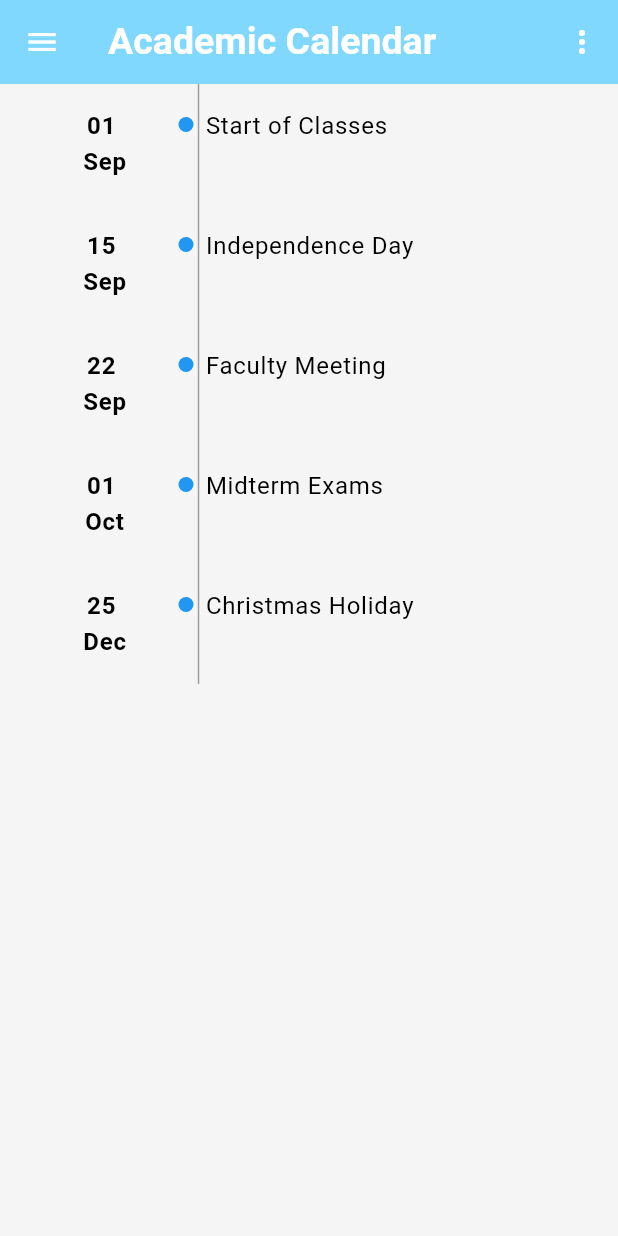
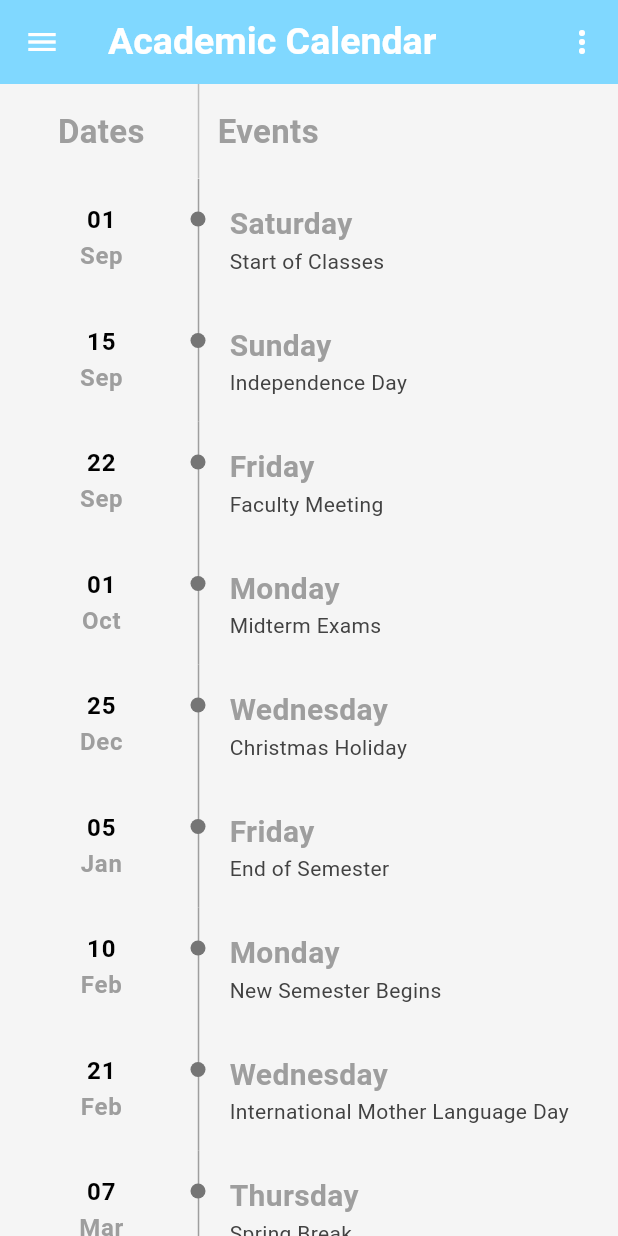
Before and after one commit to TasnimIslamRaisa/Class_Organizer, a Flutter app: the AcademicCalender screen opened directly, on a phone screen of 412 x 824 dp. Run offline on Flutter 3.47's test engine with Material 3 defaults, Android fonts, the phone set to English and light mode, and no system bars; our stand-ins replace avatar_glow, barcode_widget, connectivity_plus, dropdown_search, file_picker, firebase_auth and 15 more; accounts and stored records are empty; project files that could hold a hidden picture were left out.

Commit message:
academic calender

```diff
--- a/class_organizer/lib/admin/panel/admin_panel.dart
+++ b/class_organizer/lib/admin/panel/admin_panel.dart
@@ -1,7 +1,7 @@
 import 'package:class_organizer/ui/screens/students_screen/campus_routine.dart';
 import 'package:class_organizer/ui/screens/students_screen/class_manager_screen.dart';
 import 'package:class_organizer/ui/screens/students_screen/edit_profile_screen.dart';
-import 'package:class_organizer/ui/screens/students_screen/notes_screen.dart';
+import 'package:class_organizer/ui/screens/students_screen/academic_calender_screen.dart';
 import 'package:class_organizer/ui/screens/students_screen/student_companion_screen.dart';
 import 'package:class_organizer/ui/widgets/drawer_widget.dart';
 import 'package:class_organizer/utility/profile_app_bar.dart';
--- a/class_organizer/lib/teacher/panel/teacher_panel.dart
+++ b/class_organizer/lib/teacher/panel/teacher_panel.dart
@@ -2,7 +2,7 @@ import 'package:class_organizer/teacher/panel/t_drawer_Widget.dart';
 import 'package:class_organizer/ui/screens/students_screen/campus_routine.dart';
 import 'package:class_organizer/ui/screens/students_screen/class_manager_screen.dart';
 import 'package:class_organizer/ui/screens/students_screen/edit_profile_screen.dart';
-import 'package:class_organizer/ui/screens/students_screen/notes_screen.dart';
+import 'package:class_organizer/ui/screens/students_screen/academic_calender_screen.dart';
 import 'package:class_organizer/ui/screens/students_screen/student_companion_screen.dart';
 import 'package:class_organizer/ui/widgets/drawer_widget.dart';
 import 'package:class_organizer/utility/profile_app_bar.dart';
--- a/class_organizer/lib/ui/Home_Screen.dart
+++ b/class_organizer/lib/ui/Home_Screen.dart
@@ -2,7 +2,7 @@ import 'package:class_organizer/ui/screens/auth/SignInScreen.dart';
 import 'package:class_organizer/ui/screens/students_screen/campus_routine.dart';
 import 'package:class_organizer/ui/screens/students_screen/class_manager_screen.dart';
 import 'package:class_organizer/ui/screens/students_screen/edit_profile_screen.dart';
-import 'package:class_organizer/ui/screens/students_screen/notes_screen.dart';
+import 'package:class_organizer/ui/screens/students_screen/academic_calender_screen.dart';
 import 'package:class_organizer/ui/screens/students_screen/settings_screen.dart';
 import 'package:class_organizer/ui/screens/students_screen/student_companion_screen.dart';
 import 'package:class_organizer/ui/widgets/drawer_widget.dart';
--- /dev/null
+++ b/class_organizer/lib/ui/screens/students_screen/academic_calender_screen.dart
@@ -0,0 +1,229 @@
+import 'package:flutter/material.dart';
+import '../../../utility/profile_app_bar.dart';
+import '../../widgets/drawer_widget.dart';
+
+class AcademicCalender extends StatelessWidget {
+  const AcademicCalender({super.key});
+
+  @override
+  Widget build(BuildContext context) {
+    // Example data for dates and events
+    final List<Map<String, String>> academicEvents = [
+      {
+        "date": "01",
+        "month": "Sep",
+        "event": "Start of Classes",
+        "day": "Saturday"
+      },
+      {
+        "date": "15",
+        "month": "Sep",
+        "event": "Independence Day",
+        "day": "Sunday"
+      },
+      {
+        "date": "22",
+        "month": "Sep",
+        "event": "Faculty Meeting",
+        "day": "Friday"
+      },
+      {"date": "01", "month": "Oct", "event": "Midterm Exams", "day": "Monday"},
+      {
+        "date": "25",
+        "month": "Dec",
+        "event": "Christmas Holiday",
+        "day": "Wednesday"
+      },
+      {
+        "date": "05",
+        "month": "Jan",
+        "event": "End of Semester",
+        "day": "Friday"
+      },
+      {
+        "date": "10",
+        "month": "Feb",
+        "event": "New Semester Begins",
+        "day": "Monday"
+      },
+      {
+        "date": "21",
+        "month": "Feb",
+        "event": "International Mother Language Day",
+        "day": "Wednesday"
+      },
+      {
+        "date": "07",
+        "month": "Mar",
+        "event": "Spring Break",
+        "day": "Thursday"
+      },
+      {"date": "14", "month": "Mar", "event": "Sports Day", "day": "Saturday"},
+    ];
+
+    return Scaffold(
+      appBar: ProfileAppBar(
+        title: 'Academic Calendar',
+        actionIcon: Icons.more_vert,
+        onActionPressed: () {},
+        appBarbgColor: const Color(0xFF80D8FF),
+      ),
+      drawer: const DrawerWidget(),
+      body: Column(
+        children: [
+          Stack(
+            children: [
+              // Vertical divider with continuous line
+              Positioned(
+                left: MediaQuery.of(context).size.width *
+                    0.32, // Align the line between date and event
+                top: 0,
+                bottom: 0,
+                child: Container(
+                  width: 1,
+                  color: Colors.grey.shade400, // Continuous divider color
+                ),
+              ),
+              Padding(
+                padding: const EdgeInsets.symmetric(
+                    vertical: 16.0, horizontal: 16.0),
+                child: Row(
+                  crossAxisAlignment: CrossAxisAlignment.start,
+                  children: [
+                    // Date Column
+                    SizedBox(
+                      width: MediaQuery.of(context).size.width *
+                          0.25, // Fixed width for the date
+                      child: Center(
+                        child: Text(
+                          "Dates",
+                          style: TextStyle(
+                              fontSize: 22,
+                              fontWeight: FontWeight.w600,
+                              color: Colors.grey),
+                        ),
+                      ),
+                    ),
+                    // Dot on the divider line
+                    Padding(
+                      padding: const EdgeInsets.only(
+                          top: 6, left: 8), // Align dots vertically
+                      child: Container(
+                        width: 10,
+                        height: 10,
+                      ),
+                    ),
+                    const SizedBox(width: 8),
+                    // Event Column
+                    Expanded(
+                      child: Text(
+                        "Events",
+                        style: TextStyle(
+                            fontSize: 22,
+                            fontWeight: FontWeight.w600,
+                            color: Colors.grey),
+                      ),
+                    ),
+                  ],
+                ),
+              ),
+            ],
+          ),
+          //const Divider(), // A divider for better visual separation
+          Expanded(
+            child: ListView.builder(
+              itemCount: academicEvents.length,
+              itemBuilder: (context, index) {
+                final event = academicEvents[index];
+                return Stack(
+                  children: [
+                    // Vertical divider with continuous line
+                    Positioned(
+                      left: MediaQuery.of(context).size.width *
+                          0.32, // Align the line between date and event
+                      top: 0,
+                      bottom: 0,
+                      child: Container(
+                        width: 1,
+                        color: Colors.grey, // Continuous divider color
+                      ),
+                    ),
+                    Padding(
+                      padding: const EdgeInsets.symmetric(
+                          vertical: 16.0, horizontal: 16.0),
+                      child: Row(
+                        crossAxisAlignment: CrossAxisAlignment.start,
+                        children: [
+                          // Date Column
+                          SizedBox(
+                            width: MediaQuery.of(context).size.width *
+                                0.25, // Fixed width for the date
+                            child: Column(
+                              children: [
+                                Text(
+                                  event['date']!,
+                                  style: Theme.of(context)
+                                      .textTheme
+                                      .bodyLarge
+                                      ?.copyWith(
+                                        fontWeight: FontWeight.bold,
+                                      ),
+                                ),
+                                Text(
+                                  event['month']!,
+                                  style: Theme.of(context)
+                                      .textTheme
+                                      .bodyLarge
+                                      ?.copyWith(
+                                          fontWeight: FontWeight.bold,
+                                          color: Colors.grey),
+                                ),
+                              ],
+                            ),
+                          ),
+                          // Dot on the divider line
+                          Padding(
+                            padding: const EdgeInsets.only(
+                                top: 6, left: 8), // Align dots vertically
+                            child: Container(
+                              width: 10,
+                              height: 10,
+                              decoration: BoxDecoration(
+                                color: Colors.grey.shade600,
+                                shape: BoxShape.circle,
+                              ),
+                            ),
+                          ),
+                          const SizedBox(width: 16),
+                          // Event Column
+                          Expanded(
+                            child: Column(
+                              crossAxisAlignment: CrossAxisAlignment.start,
+                              children: [
+                                Text(
+                                  event['day']!,
+                                  style: TextStyle(
+                                      fontSize: 20,
+                                      fontWeight: FontWeight.w600,
+                                      color: Colors.grey),
+                                ),
+                                Text(
+                                  event['event']!,
+                                  style: TextStyle(color: Colors.grey.shade800),
+                                ),
+                              ],
+                            ),
+                          ),
+                        ],
+                      ),
+                    ),
+                  ],
+                );
+              },
+            ),
+          ),
+        ],
+      ),
+    );
+  }
+}
--- a/class_organizer/lib/ui/screens/students_screen/notes_screen.dart
+++ /dev/null
@@ -1,93 +0,0 @@
-import 'package:flutter/material.dart';
-import '../../../utility/profile_app_bar.dart';
-import '../../widgets/drawer_widget.dart';
-
-class AcademicCalender extends StatelessWidget {
-  const AcademicCalender({super.key});
-
-  @override
-  Widget build(BuildContext context) {
-    // Example data for dates and events
-    final List<Map<String, String>> academicEvents = [
-      {"date": "01", "month": " Sep", "event": "Start of Classes"},
-      {"date": "15", "month": " Sep", "event": "Independence Day"},
-      {"date": "22", "month": " Sep", "event": "Faculty Meeting"},
-      {"date": "01", "month": " Oct", "event": "Midterm Exams"},
-      {"date": "25", "month": " Dec", "event": "Christmas Holiday"},
-    ];
-
-    return Scaffold(
-      appBar: ProfileAppBar(
-        title: 'Academic Calendar',
-        actionIcon: Icons.more_vert,
-        onActionPressed: () {},
-        appBarbgColor: const Color(0xFF80D8FF),
-      ),
-      drawer: const DrawerWidget(),
-      body: ListView.builder(
-        itemCount: academicEvents.length,
-        itemBuilder: (context, index) {
-          final event = academicEvents[index];
-          return Stack(
-            children: [
-              // Vertical divider with continuous line
-              Positioned(
-                left: MediaQuery.of(context).size.width * 0.32, // Align the line between date and event
-                top: 0,
-                bottom: 0,
-                child: Container(
-                  width: 1,
-                  color: Colors.grey, // Continuous divider color
-                ),
-              ),
-              Padding(
-                padding: const EdgeInsets.symmetric(vertical: 16.0, horizontal: 16.0),
-                child: Row(
-                  crossAxisAlignment: CrossAxisAlignment.start,
-                  children: [
-                    // Date Column
-                    SizedBox(
-                      width: MediaQuery.of(context).size.width * 0.25, // Fixed width for the date
-                      child: Column(
-                        children: [
-                          Text(
-                            event['date']!,
-                            style: Theme.of(context).textTheme.bodyLarge?.copyWith(fontWeight: FontWeight.bold),
-                          ),
-                          Text(
-                            event['month']!,
-                            style: Theme.of(context).textTheme.bodyLarge?.copyWith(fontWeight: FontWeight.bold),
-                          ),
-                        ],
-                      ),
-                    ),
-                    // Dot on the divider line
-                    Padding(
-                      padding: const EdgeInsets.only(top: 6), // Align dots vertically
-                      child: Container(
-                        width: 10,
-                        height: 10,
-                        decoration: const BoxDecoration(
-                          color: Colors.blue,
-                          shape: BoxShape.circle,
-                        ),
-                      ),
-                    ),
-                    const SizedBox(width: 8),
-                    // Event Column
-                    Expanded(
-                      child: Text(
-                        event['event']!,
-                        style: Theme.of(context).textTheme.bodyLarge,
-                      ),
-                    ),
-                  ],
-                ),
-              ),
-            ],
-          );
-        },
-      ),
-    );
-  }
-}
```
Also changed, not shown: class_organizer/pubspec.lock.
